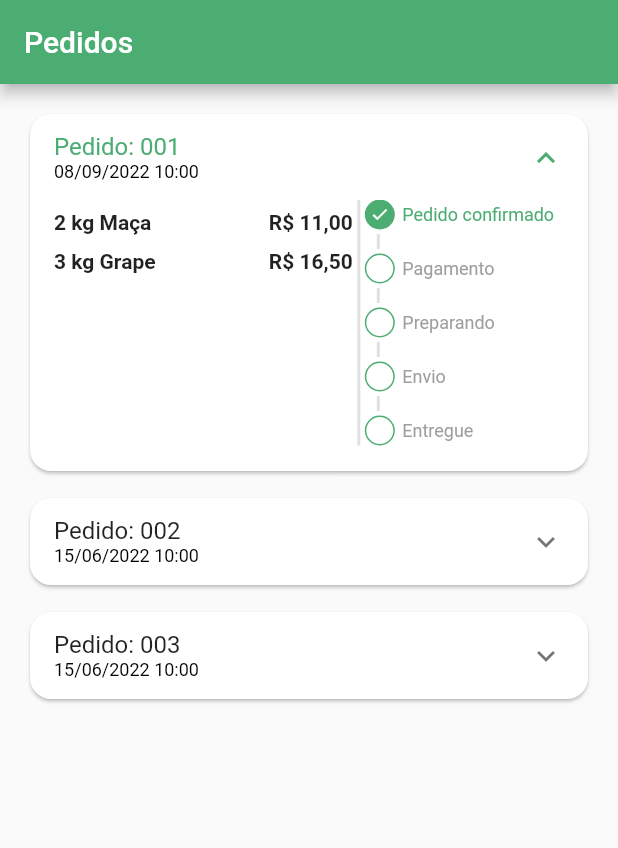
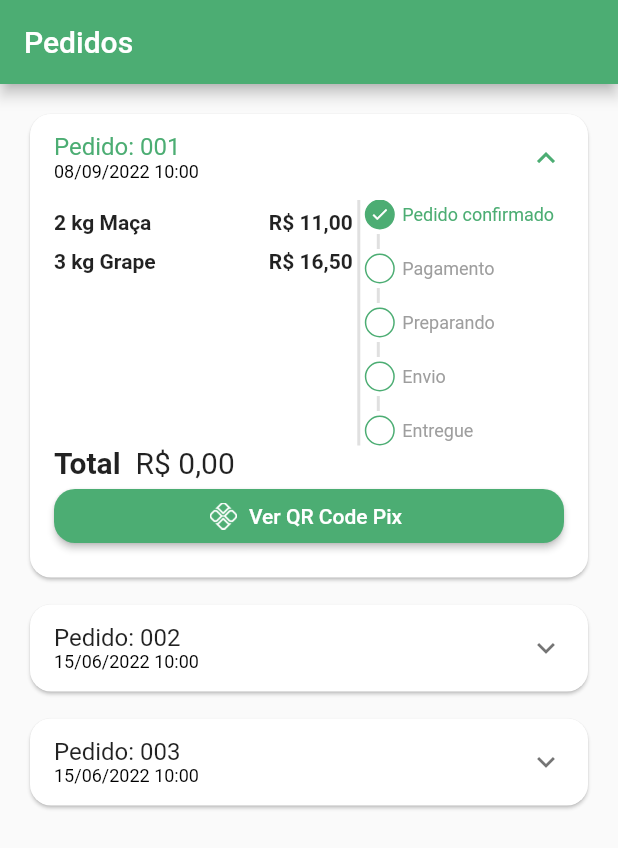
Before and after one commit to mucasantos/quitanda-flutter, a Flutter app: the OrdersTab screen opened directly, on a phone screen of 412 x 824 dp. Shown: the top 848 px of the screen. Run offline on Flutter 3.47's test engine with Material 2 defaults, Android fonts, the phone set to English and light mode, and no system bars; our stand-ins replace animated_text_kit, badges, mask_text_input_formatter.

Commit message:
Screen Pedidos - Finalização order tile

```diff
--- a/lib/src/pages/orders/components/order_tile.dart
+++ b/lib/src/pages/orders/components/order_tile.dart
@@ -36,6 +36,7 @@ class OrderTile extends StatelessWidget {
             ],
           ),
           childrenPadding: const EdgeInsets.fromLTRB(16, 0, 16, 16),
+          expandedCrossAxisAlignment: CrossAxisAlignment.stretch,
           children: [
             IntrinsicHeight(
               child: Row(
@@ -67,6 +68,38 @@ class OrderTile extends StatelessWidget {
                   )
                 ],
               ),
+            ),
+            Text.rich(
+              TextSpan(
+                  style: const TextStyle(
+                    fontSize: 20,
+                  ),
+                  children: [
+                    const TextSpan(
+                        text: 'Total  ',
+                        style: TextStyle(
+                          fontWeight: FontWeight.bold,
+                        )),
+                    TextSpan(
+                        text: UtilServices.priceToCurrency(
+                      orderData.total,
+                    ))
+                  ]),
+            ),
+            Visibility(
+              visible: orderData.status == 'pending_payment',
+              child: ElevatedButton.icon(
+                  style: ElevatedButton.styleFrom(
+                      shape: RoundedRectangleBorder(
+                          borderRadius: BorderRadius.circular(
+                    14,
+                  ))),
+                  onPressed: () {},
+                  icon: Image.asset(
+                    "assets/images/pix.png",
+                    height: 18,
+                  ),
+                  label: const Text('Ver QR Code Pix')),
             )
           ],
         ),
```
Also changed, not shown: assets/images/pix.png (added).
